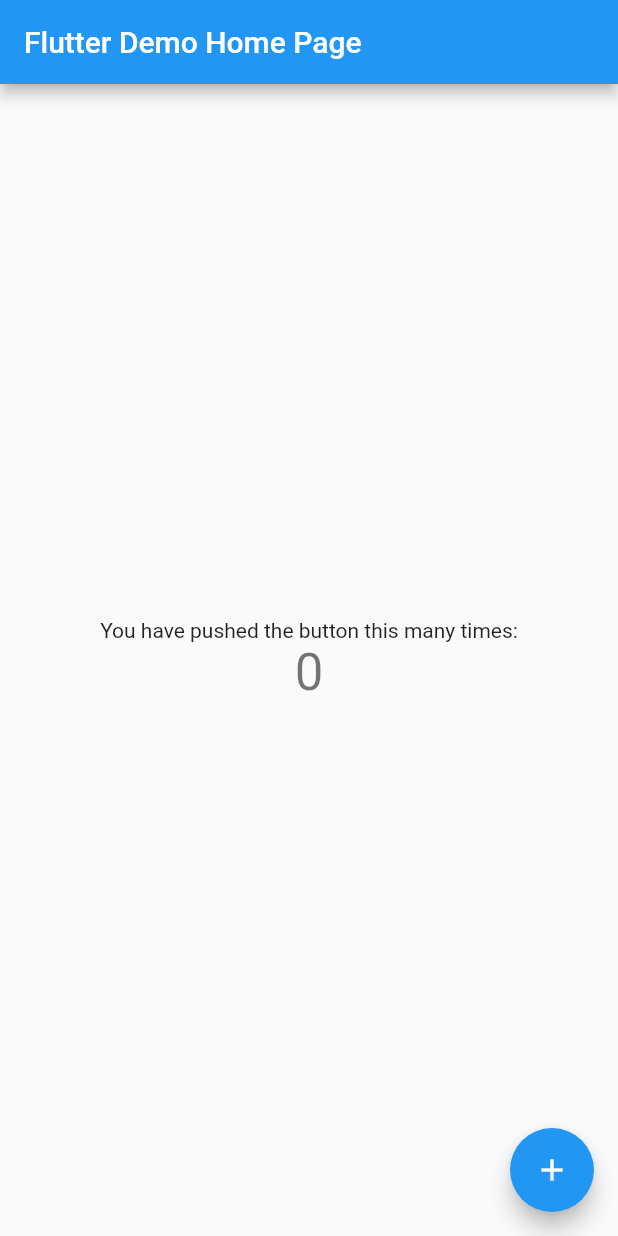
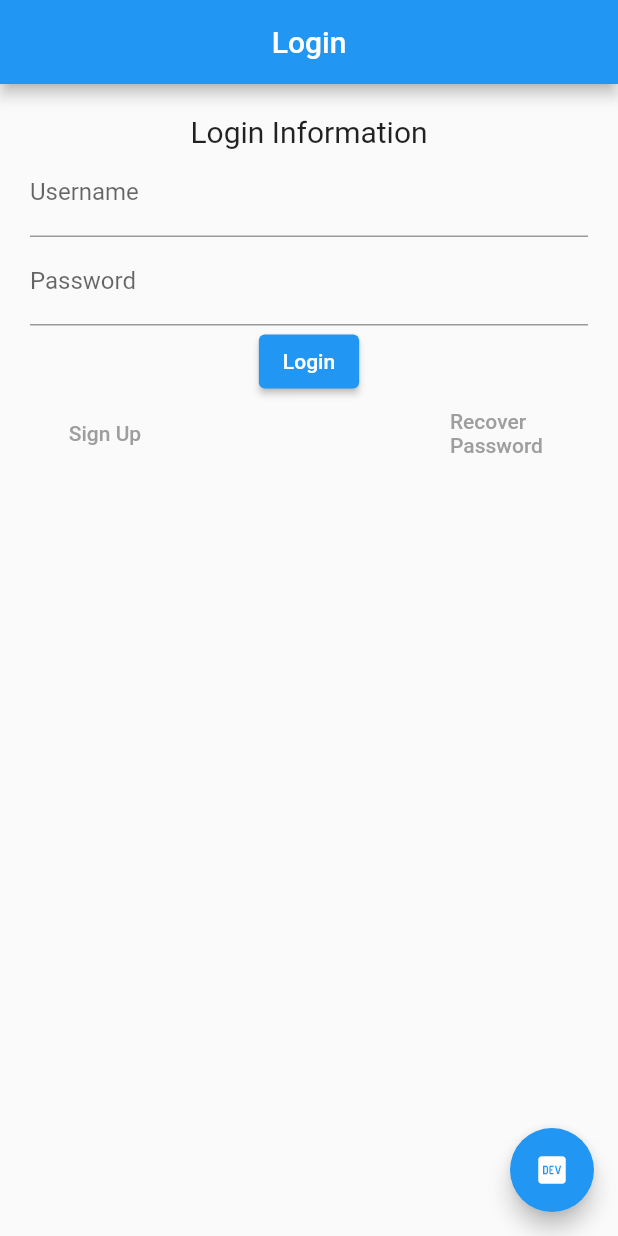
Before and after one commit to 2-SE/PickAsso_App, a Flutter app: the screen it shows after launch, on a phone screen of 412 x 824 dp. Run offline on Flutter 3.47's test engine with Material 2 defaults, Android fonts, the phone set to English and light mode, and no system bars; missing offline and left inert: amplify_auth_cognito, amplify_flutter, dart:ffi.

Commit message:
FullSign contains all necessary templates for Registering new users, signing in and out, and password recovery. Info req. to sign in: email(domain=esme.fr), username and password(8 alphanumerical with caps) The end page for this project is home.dart. All others are responsible for their respective page.
Libraries used are amplify: auth_cognito, _flutter; and flutter: material
To init connection to server, run : "amplify init"

```diff
--- /dev/null
+++ b/lib/Password_recovery_page.dart
@@ -0,0 +1,71 @@
+import 'package:aws_flutter_01/home.dart';
+import 'package:flutter/material.dart';
+import 'package:amplify_flutter/amplify_flutter.dart';
+import 'package:amplify_auth_cognito/amplify_auth_cognito.dart';
+
+
+
+
+
+
+class RecoveryPage extends StatefulWidget {
+  const RecoveryPage({Key? key}) : super(key: key);
+
+  @override
+  _RecoveryPageState createState() => _RecoveryPageState();
+}
+class _RecoveryPageState extends State<RecoveryPage>{
+  bool isRecoveryComplete = false;
+  /*use of textControllers instead of textformfields in this case because userAttributes doesnt
+  work with types
+   */
+  TextEditingController emailController = TextEditingController();
+  String? _username = '';
+  String? _password = '';
+  String? _confCode = '';
+  final _formKey = GlobalKey<FormState>();
+
+  @override
+  Widget build(BuildContext context){
+    return Scaffold(
+      appBar:AppBar(
+        title:const Text('Sign Up'),
+      ),
+      body: Container(
+        padding: const EdgeInsets.all(20.0),
+        child: Form(
+          key: _formKey, // for validating the fields
+          child: Column(
+            children: <Widget>[
+              const Text('Enter your username',style: TextStyle(fontSize: 20),),
+              TextFormField(
+                  onSaved: (value) => _username = value,
+                  obscureText: false,
+                  decoration: const InputDecoration(labelText: "Username")),
+              TextFormField(
+                  onSaved: (value) => _password = value,
+                  obscureText: false,
+                  decoration: const InputDecoration(labelText: "Password")),
+              TextFormField(
+                  onSaved: (value) => _confCode = value,
+                  obscureText: false,
+                  decoration: const InputDecoration(labelText: "Code")),
+              ElevatedButton(child:  const Text("Renew password"), onPressed: () async{
+                final form = _formKey.currentState;
+                if(form != null && _username != null && _password != null && _confCode != null){
+                  form.save();
+                  if (form.validate()){
+                    try {
+                      final result = await Amplify.Auth.confirmResetPassword(username: '$_username', newPassword: '$_password', confirmationCode: '$_confCode');
+                      Navigator.push(context, MaterialPageRoute(builder:  (context) => HomePage()));
+                    } catch (e) {print("error $e");}
+                  }
+                }
+              }),
+            ],
+          ),
+        ),
+      ),
+    );
+  }
+}
--- /dev/null
+++ b/lib/login_page.dart
@@ -0,0 +1,104 @@
+import 'package:aws_flutter_01/Password_reset_page.dart';
+import 'package:flutter/material.dart';
+import 'package:amplify_flutter/amplify_flutter.dart';
+
+import 'home.dart';
+import 'package:aws_flutter_01/SignUp_page.dart';
+import 'package:aws_flutter_01/Password_recovery_page.dart';
+
+
+
+
+
+class LoginPage extends StatefulWidget {
+  @override
+  _LoginPageState createState() => _LoginPageState();
+}
+class _LoginPageState extends State<LoginPage>{
+
+  final _formKey = GlobalKey<FormState>();
+  String? _password='';
+  String? _username='';
+
+
+
+  @override
+  Widget build(BuildContext context){
+    return Scaffold(
+      appBar:AppBar(
+        centerTitle: true,
+        title:const Text('Login'),
+      ),
+      floatingActionButton: FloatingActionButton(
+        onPressed: () {
+          try{
+            Amplify.Auth.signOut(options: SignOutOptions(globalSignOut: true));
+            Navigator.push(context, MaterialPageRoute(builder: (context)=> LoginPage()));
+          }catch(e){print("error:$e");};
+        },
+        backgroundColor: Colors.blue,
+        child: const Icon(Icons.logo_dev_rounded),
+      ),
+      body: Container(
+        padding: const EdgeInsets.all(20.0),
+        child: Form(
+          key: _formKey, // for validating the fields
+          child: Column(
+            children: <Widget>[
+
+              const Text('Login Information', style: TextStyle(fontSize: 20),),
+
+              TextFormField(
+                  onSaved: (value) => _username= value,
+                  obscureText: false,
+                  decoration: const InputDecoration(labelText: "Username")),
+              TextFormField(
+                  onSaved: (value) => _password=value.toString(),
+                  obscureText: false,
+                  decoration: const InputDecoration(labelText: "Password")),
+
+              ElevatedButton(child: const Text("Login"), onPressed: () async{
+                final form = _formKey.currentState;
+                print('form: $_formKey');
+                if(form != null && _username != null && _password != null){
+                  form.save();
+                  if (form.validate()){
+                    try {
+                      final result = await Amplify.Auth.signIn(username: _username.toString(), password: _password.toString());
+                      Navigator.push(context, MaterialPageRoute(builder: (context) => HomePage()));
+                    }  catch (e) {
+                      print("error $e");
+                    }
+                  }
+                }
+              }),
+
+              Row(
+                children: <Widget>[
+                  Expanded(
+                    child: Align(alignment:  Alignment.centerLeft,
+                      child: TextButton(child: Text("Sign Up"),
+                        style: TextButton.styleFrom(primary: Colors.grey, fixedSize: Size.fromWidth(100)),
+                        onPressed: () async{
+                         Navigator.push(context, MaterialPageRoute(builder: (context) => SignUpPage()));
+                        }),
+                      ),
+                    ),
+                  Expanded(
+                    child: Align(alignment: Alignment.centerRight ,
+                      child: TextButton(child: const Text("Recover Password"),
+                        style: TextButton.styleFrom(primary: Colors.grey, fixedSize: Size.fromWidth(100)),
+                        onPressed: () async{
+                         Navigator.push(context, MaterialPageRoute(builder: (context) => PasswordResetPage()));
+                      }),
+                    ),
+                  ),
+                ],
+              ),
+            ],
+          ),
+        ),
+      ),
+    );
+  }
+}
--- a/lib/main.dart
+++ b/lib/main.dart
@@ -1,115 +1,50 @@
 import 'package:flutter/material.dart';
+import 'package:amplify_flutter/amplify_flutter.dart';
+import 'package:amplify_auth_cognito/amplify_auth_cognito.dart';
 
-void main() {
-  runApp(const MyApp());
+import 'amplifyconfiguration.dart';
+
+import 'login_page.dart';
+
+
+//before running project make sure to run "amplify init" and run "flutter pub get"
+
+
+void main(){
+
+  runApp(const myApp());
 }
+// the ui of the app
+class myApp extends StatefulWidget {
+  const myApp({Key? key}): super(key: key);
 
-class MyApp extends StatelessWidget {
-  const MyApp({Key? key}) : super(key: key);
+  @override
+  State<myApp> createState() => _MyAppState();
+  }
+class _MyAppState extends State<myApp>{
 
-  // This widget is the root of your application.
+  @override
+  void initState(){
+    super.initState();
+    _configureAmplify();
+  }
+
+  Future<void> _configureAmplify() async{
+    final auth = AmplifyAuthCognito();
+    await Amplify.addPlugin(auth);
+
+
+    try{
+      await Amplify.configure(amplifyconfig);
+    }on Exception catch(e){print('config error $e');}
+  }
+
   @override
   Widget build(BuildContext context) {
     return MaterialApp(
       title: 'Flutter Demo',
-      theme: ThemeData(
-        // This is the theme of your application.
-        //
-        // Try running your application with "flutter run". You'll see the
-        // application has a blue toolbar. Then, without quitting the app, try
-        // changing the primarySwatch below to Colors.green and then invoke
-        // "hot reload" (press "r" in the console where you ran "flutter run",
-        // or simply save your changes to "hot reload" in a Flutter IDE).
-        // Notice that the counter didn't reset back to zero; the application
-        // is not restarted.
-        primarySwatch: Colors.blue,
-      ),
-      home: const MyHomePage(title: 'Flutter Demo Home Page'),
+      theme: ThemeData(primarySwatch: Colors.blue),
+      home: LoginPage(),
     );
   }
 }
-
-class MyHomePage extends StatefulWidget {
-  const MyHomePage({Key? key, required this.title}) : super(key: key);
-
-  // This widget is the home page of your application. It is stateful, meaning
-  // that it has a State object (defined below) that contains fields that affect
-  // how it looks.
-
-  // This class is the configuration for the state. It holds the values (in this
-  // case the title) provided by the parent (in this case the App widget) and
-  // used by the build method of the State. Fields in a Widget subclass are
-  // always marked "final".
-
-  final String title;
-
-  @override
-  State<MyHomePage> createState() => _MyHomePageState();
-}
-
-class _MyHomePageState extends State<MyHomePage> {
-  int _counter = 0;
-
-  void _incrementCounter() {
-    setState(() {
-      // This call to setState tells the Flutter framework that something has
-      // changed in this State, which causes it to rerun the build method below
-      // so that the display can reflect the updated values. If we changed
-      // _counter without calling setState(), then the build method would not be
-      // called again, and so nothing would appear to happen.
-      _counter++;
-    });
-  }
-
-  @override
-  Widget build(BuildContext context) {
-    // This method is rerun every time setState is called, for instance as done
-    // by the _incrementCounter method above.
-    //
-    // The Flutter framework has been optimized to make rerunning build methods
-    // fast, so that you can just rebuild anything that needs updating rather
-    // than having to individually change instances of widgets.
-    return Scaffold(
-      appBar: AppBar(
-        // Here we take the value from the MyHomePage object that was created by
-        // the App.build method, and use it to set our appbar title.
-        title: Text(widget.title),
-      ),
-      body: Center(
-        // Center is a layout widget. It takes a single child and positions it
-        // in the middle of the parent.
-        child: Column(
-          // Column is also a layout widget. It takes a list of children and
-          // arranges them vertically. By default, it sizes itself to fit its
-          // children horizontally, and tries to be as tall as its parent.
-          //
-          // Invoke "debug painting" (press "p" in the console, choose the
-          // "Toggle Debug Paint" action from the Flutter Inspector in Android
-          // Studio, or the "Toggle Debug Paint" command in Visual Studio Code)
-          // to see the wireframe for each widget.
-          //
-          // Column has various properties to control how it sizes itself and
-          // how it positions its children. Here we use mainAxisAlignment to
-          // center the children vertically; the main axis here is the vertical
-          // axis because Columns are vertical (the cross axis would be
-          // horizontal).
-          mainAxisAlignment: MainAxisAlignment.center,
-          children: <Widget>[
-            const Text(
-              'You have pushed the button this many times:',
-            ),
-            Text(
-              '$_counter',
-              style: Theme.of(context).textTheme.headline4,
-            ),
-          ],
-        ),
-      ),
-      floatingActionButton: FloatingActionButton(
-        onPressed: _incrementCounter,
-        tooltip: 'Increment',
-        child: const Icon(Icons.add),
-      ), // This trailing comma makes auto-formatting nicer for build methods.
-    );
-  }
-}
```
Also changed, not shown: lib/Password_reset_page.dart (added, +61 -0 lines), lib/SignUp_conf_page.dart (added, +61 -0 lines), lib/SignUp_page.dart (added, +106 -0 lines), lib/home.dart (added, +33 -0 lines), pubspec.yaml (+6 -2 lines), pubspec.lock, 2 other files.
